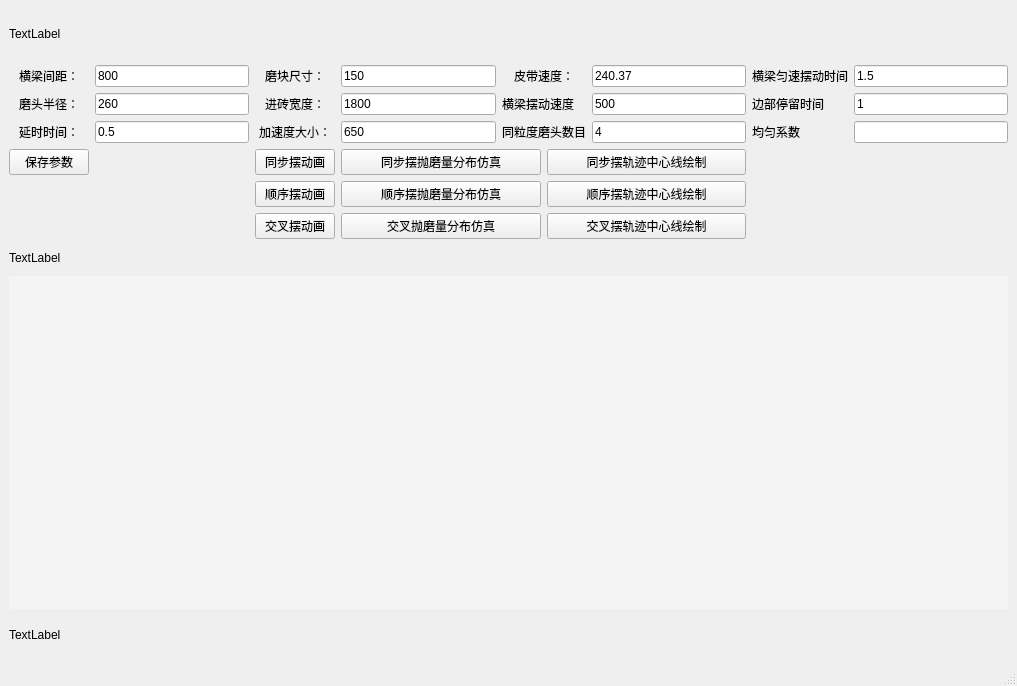
First picture: the form in Single_Sim.ui, repository wuheideyun/PolishingParameterNew, before the edit.
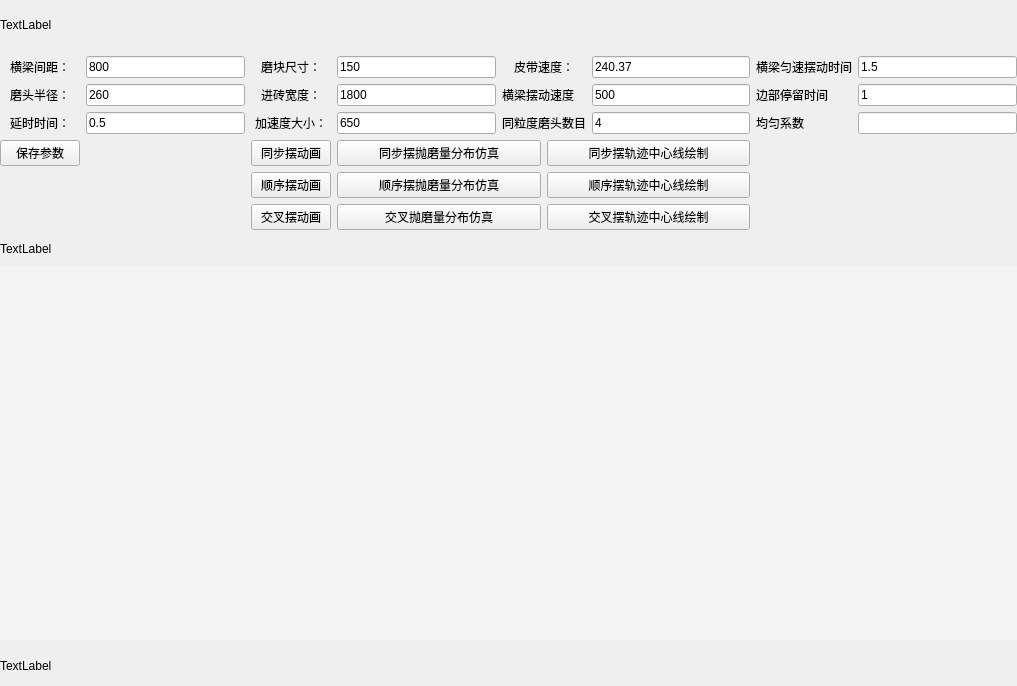
Second picture: the form after the edit.

What changed in the file:
```diff
--- a/Single_Sim.ui
+++ b/Single_Sim.ui
@@ -15,6 +15,18 @@
   </property>
   <widget class="QWidget" name="centralwidget">
    <layout class="QGridLayout" name="gridLayout">
+    <property name="leftMargin">
+     <number>0</number>
+    </property>
+    <property name="topMargin">
+     <number>0</number>
+    </property>
+    <property name="rightMargin">
+     <number>0</number>
+    </property>
+    <property name="bottomMargin">
+     <number>0</number>
+    </property>
     <item row="4" column="2">
      <widget class="QPushButton" name="button_animation_equal">
       <property name="text">
@@ -315,17 +327,6 @@
     </item>
    </layout>
   </widget>
-  <widget class="QMenuBar" name="menubar">
-   <property name="geometry">
-    <rect>
-     <x>0</x>
-     <y>0</y>
-     <width>1017</width>
-     <height>33</height>
-    </rect>
-   </property>
-  </widget>
-  <widget class="QStatusBar" name="statusbar"/>
  </widget>
  <resources/>
  <connections/>
```
